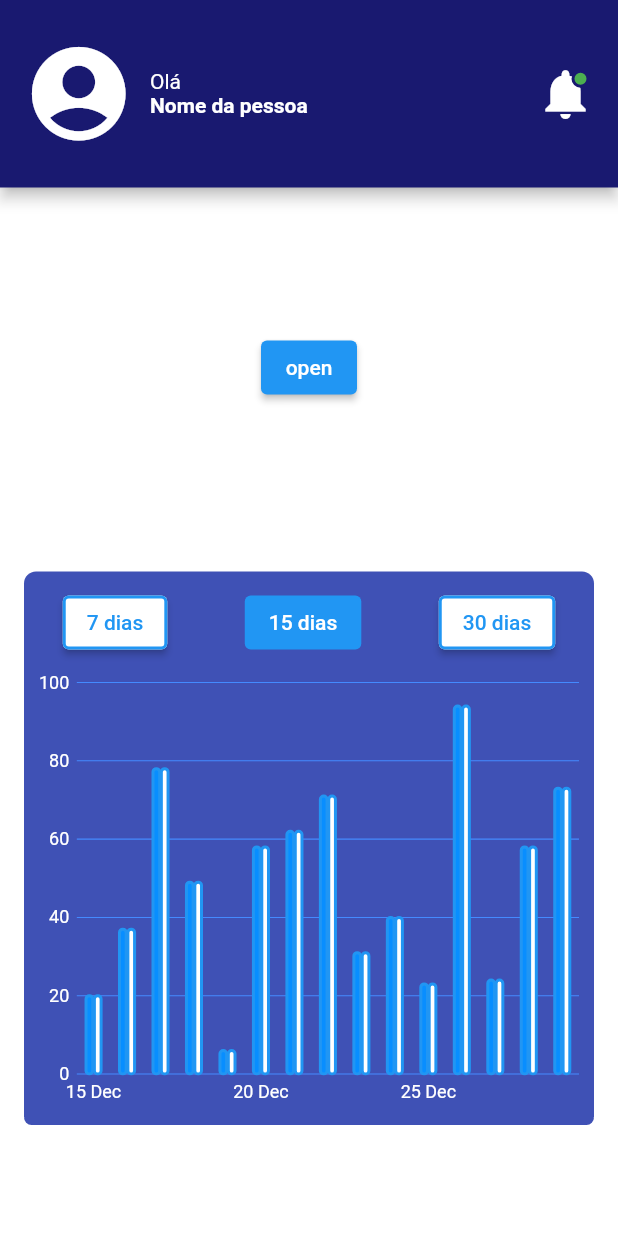
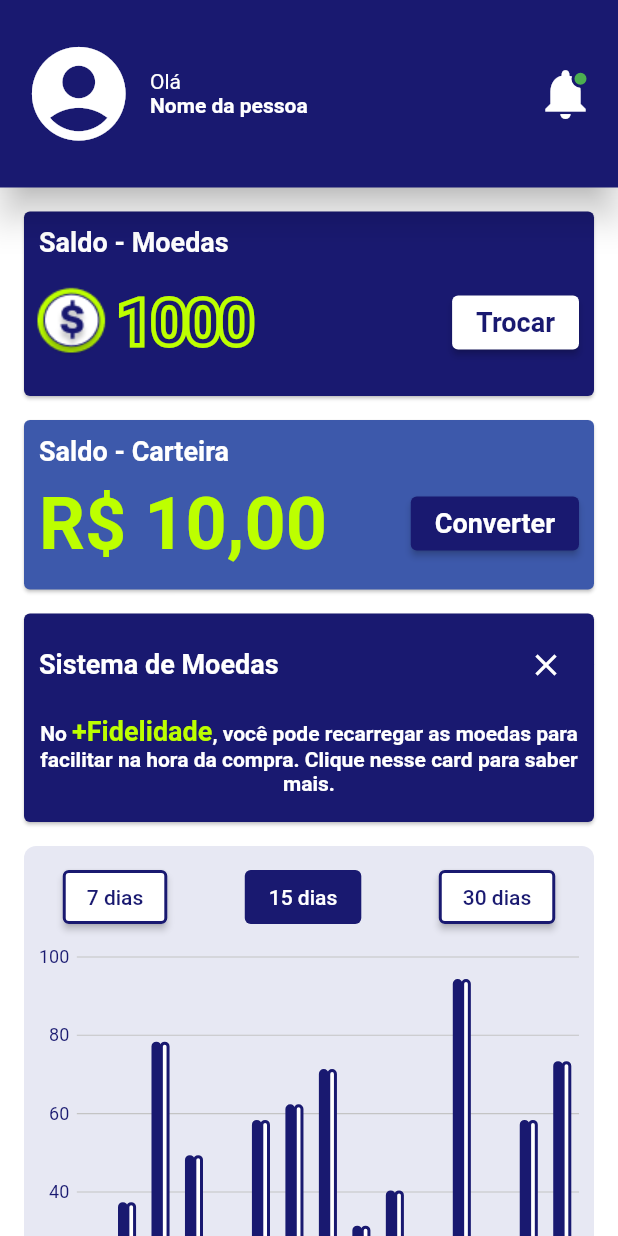
Before and after one commit to RibarrJR/fidelidade_android, a Flutter app: the HomePage screen opened directly, on a phone screen of 412 x 824 dp. Run offline on Flutter 3.47's test engine with Material 2 defaults, Android fonts, the phone set to English and light mode, and no system bars; our stand-ins replace circular_profile_avatar, email_validator, mask_text_input_formatter, sqflite, syncfusion_flutter_charts; missing offline and left inert: cpf_cnpj_validator; accounts and stored records are empty.

Commit message:
Implementação dos cards da home e atualização visual do grafico (#44)

```diff
--- a/lib/pages/Home/HomePage.dart
+++ b/lib/pages/Home/HomePage.dart
@@ -1,6 +1,11 @@
+import 'package:fidelidade_android/components/RoundedButton.dart';
+import 'package:fidelidade_android/constants.dart';
 import 'package:fidelidade_android/pages/Home/components/AppChart.dart';
 import 'package:fidelidade_android/pages/Home/components/CoinExchangeModal.dart';
 import 'package:fidelidade_android/pages/Home/components/HomeHeader.dart';
+import 'package:fidelidade_android/pages/Home/components/cards/BalanceCoinsCard.dart';
+import 'package:fidelidade_android/pages/Home/components/cards/BalanceMoneyCard.dart';
+import 'package:fidelidade_android/pages/Home/components/cards/InformationCard.dart';
 import 'package:flutter/material.dart';
 
 class HomePage extends StatelessWidget {
@@ -29,21 +34,24 @@ class HomePage extends StatelessWidget {
 
   @override
   Widget build(BuildContext context) {
+    final Size _size = MediaQuery.of(context).size;
     return Scaffold(
       appBar: const HomeHeader(name: 'Nome da pessoa', hasNotification: true),
-      body: Column(
-        children: <Widget>[
-          Center(
-            heightFactor: 5,
-            child: ElevatedButton(
-              child: const Text('open'),
-              onPressed: () {
-                _openCoinExchangeModalBottomSheet(context);
-              },
+      body: SingleChildScrollView(
+        child: Column(
+          children: <Widget>[
+            BalanceCoinsCard(
+              size: _size,
+              coinAmount: coinAmount,
+              openModal: _openCoinExchangeModalBottomSheet,
             ),
-          ),
-          const AppChart(),
-        ],
+            BalanceMoneyCard(size: _size),
+            InformationCard(
+              size: _size,
+            ),
+            const AppChart(),
+          ],
+        ),
       ),
     );
   }
--- a/lib/pages/Home/components/AppChart.dart
+++ b/lib/pages/Home/components/AppChart.dart
@@ -1,3 +1,4 @@
+import 'package:fidelidade_android/constants.dart';
 import 'package:flutter/material.dart';
 import 'package:syncfusion_flutter_charts/charts.dart';
 import 'dart:math';
@@ -105,7 +106,7 @@ class _AppChart extends State<AppChart> {
   Widget build(BuildContext context) {
     return Container(
       decoration: const BoxDecoration(
-        color: Colors.indigo,
+        color: disabledBg,
         borderRadius: BorderRadius.all(Radius.circular(8)),
       ),
       padding: const EdgeInsets.only(top: 10.0),
@@ -141,30 +142,30 @@ class _AppChart extends State<AppChart> {
             ),
           ),
           SfCartesianChart(
-            backgroundColor: Colors.indigo,
+            backgroundColor: disabledBg,
             enableSideBySideSeriesPlacement: true,
             plotAreaBorderWidth: 0,
             plotAreaBorderColor: Colors.transparent,
             primaryXAxis: CategoryAxis(
                 name: 'eixo x',
                 isVisible: true,
-                labelStyle: const TextStyle(color: Colors.white),
+                labelStyle: const TextStyle(color: primaryColor),
                 borderColor: Colors.transparent,
                 majorGridLines: const MajorGridLines(color: Colors.transparent),
                 majorTickLines: const MajorTickLines(size: 0),
                 axisLine: const AxisLine(color: Colors.transparent)),
             primaryYAxis: NumericAxis(
                 name: 'eixo y',
-                labelStyle: const TextStyle(color: Colors.white),
+                labelStyle: const TextStyle(color: primaryColor),
                 minimum: 0,
                 // interval: 10,
-                majorGridLines: const MajorGridLines(color: Colors.blueAccent),
+                majorGridLines: const MajorGridLines(color: gray),
                 majorTickLines: const MajorTickLines(size: 0),
                 axisLine: const AxisLine(color: Colors.transparent)),
             tooltipBehavior: _tooltip,
             series: [
               ColumnSeries(
-                  borderColor: Colors.blue,
+                  borderColor: primaryColor,
                   borderRadius: const BorderRadius.all(Radius.circular(4)),
                   borderWidth: 2,
                   dataSource: data,
@@ -172,12 +173,12 @@ class _AppChart extends State<AppChart> {
                   xValueMapper: (_ChartData data, _) => data.x,
                   yValueMapper: (_ChartData data, _) => data.y1,
                   name: "coins",
-                  color: const Color.fromRGBO(8, 142, 255, 1),
+                  color: primaryColor,
                   spacing: 0.2,
                   width: 0.5,
                   dataLabelSettings: const DataLabelSettings(isVisible: false)),
               ColumnSeries(
-                  borderColor: Colors.blue,
+                  borderColor: primaryColor,
                   borderRadius: const BorderRadius.all(Radius.circular(4)),
                   borderWidth: 2,
                   dataSource: data,
@@ -193,7 +194,7 @@ class _AppChart extends State<AppChart> {
           Container(
             height: 5,
             decoration: const BoxDecoration(
-              color: Colors.indigo,
+              color: disabledBg,
               borderRadius: BorderRadius.only(
                 bottomRight: Radius.circular(8.0),
                 bottomLeft: Radius.circular(8.0),
--- a/lib/pages/Home/components/AppChartButton.dart
+++ b/lib/pages/Home/components/AppChartButton.dart
@@ -1,3 +1,4 @@
+import 'package:fidelidade_android/constants.dart';
 import 'package:flutter/material.dart';
 
 class AppChartButton extends StatelessWidget {
@@ -10,10 +11,12 @@ class AppChartButton extends StatelessWidget {
     ButtonStyle(
       backgroundColor: MaterialStateProperty.all(Colors.white),
       side: MaterialStateProperty.all(const BorderSide(
-          width: 2, style: BorderStyle.solid, color: Colors.blue)),
+          width: 2, style: BorderStyle.solid, color: primaryColor)),
     ),
     ButtonStyle(
+      backgroundColor: MaterialStateProperty.all(primaryColor),
       shadowColor: MaterialStateProperty.all(Colors.transparent),
+      elevation: MaterialStateProperty.all(0),
     )
   ];
 
@@ -34,7 +37,7 @@ class AppChartButton extends StatelessWidget {
         },
         child: Text(
           label,
-          style: TextStyle(color: selected ? Colors.white : Colors.blue),
+          style: TextStyle(color: selected ? Colors.white : primaryColor),
         ));
   }
 }
--- a/lib/pages/Home/components/CoinExchangeModal.dart
+++ b/lib/pages/Home/components/CoinExchangeModal.dart
@@ -28,7 +28,7 @@ class _CoinExchangeModalState extends State<CoinExchangeModal> {
     return Wrap(
       children: <Widget>[
         CustomAppBar(
-          title: 'teste',
+          title: 'Trocar',
           isOnmodal: true,
         ),
         Column(
@@ -104,7 +104,6 @@ class _CoinExchangeModalState extends State<CoinExchangeModal> {
                 setState(() {
                   moneyAmount = 'R\$ $valueConverted';
                 });
-                print(moneyAmount);
               },
             ),
             Card(
--- a/lib/pages/Home/components/HomeHeader.dart
+++ b/lib/pages/Home/components/HomeHeader.dart
@@ -14,6 +14,7 @@ class HomeHeader extends StatelessWidget with PreferredSizeWidget {
   Widget build(BuildContext context) {
     return AppBar(
         automaticallyImplyLeading: false,
+        elevation: 10,
         backgroundColor: primaryColor,
         flexibleSpace: Padding(
           padding: const EdgeInsets.symmetric(horizontal: 15),
--- /dev/null
+++ b/lib/pages/Home/components/cards/BalanceCoinsCard.dart
@@ -0,0 +1,86 @@
+import 'package:fidelidade_android/constants.dart';
+import 'package:flutter/material.dart';
+
+class BalanceCoinsCard extends StatelessWidget {
+  final Size size;
+  final String coinAmount;
+  Function? openModal;
+  BalanceCoinsCard(
+      {Key? key, required this.size, required this.coinAmount, this.openModal})
+      : super(key: key);
+
+  @override
+  Widget build(BuildContext context) {
+    return Card(
+      margin: const EdgeInsets.fromLTRB(16, 16, 16, 0),
+      color: primaryColor,
+      child: Column(
+        children: [
+          Container(
+            width: size.width,
+            margin: const EdgeInsets.fromLTRB(10, 10, 0, 10),
+            child: const Text(
+              'Saldo - Moedas',
+              textAlign: TextAlign.start,
+              style: TextStyle(
+                  color: Colors.white,
+                  fontSize: 18,
+                  fontWeight: FontWeight.bold),
+            ),
+          ),
+          Container(
+            margin: const EdgeInsets.only(bottom: 16),
+            child: Row(
+              mainAxisAlignment: MainAxisAlignment.spaceBetween,
+              children: [
+                Row(
+                  children: [
+                    Padding(
+                      padding: const EdgeInsets.all(8.0),
+                      child: Image.asset('assets/images/coin.png'),
+                    ),
+                    Stack(
+                      children: <Widget>[
+                        Text(
+                          coinAmount,
+                          style: TextStyle(
+                            fontSize: 40,
+                            foreground: Paint()
+                              ..style = PaintingStyle.stroke
+                              ..strokeWidth = 6
+                              ..color = moneyColor,
+                          ),
+                        ),
+                        Text(
+                          coinAmount,
+                          style: const TextStyle(
+                            fontSize: 40,
+                            color: primaryColor,
+                          ),
+                        ),
+                      ],
+                    )
+                  ],
+                ),
+                Container(
+                    margin: const EdgeInsets.fromLTRB(0, 0, 10, 0),
+                    child: ElevatedButton(
+                        style: ButtonStyle(
+                            backgroundColor:
+                                MaterialStateProperty.all(Colors.white)),
+                        onPressed: () {
+                          openModal!(context);
+                        },
+                        child: const Text('Trocar',
+                            style: TextStyle(
+                                color: primaryColor,
+                                fontSize: 18,
+                                fontWeight: FontWeight.bold))))
+              ],
+            ),
+          )
+        ],
+      ),
+    );
+  }
+}
--- /dev/null
+++ b/lib/pages/Home/components/cards/BalanceMoneyCard.dart
@@ -0,0 +1,61 @@
+import 'package:fidelidade_android/constants.dart';
+import 'package:flutter/material.dart';
+
+class BalanceMoneyCard extends StatelessWidget {
+  final Size size;
+  Function? openModal;
+  BalanceMoneyCard({Key? key, required this.size}) : super(key: key);
+
+  @override
+  Widget build(BuildContext context) {
+    return Card(
+      margin: const EdgeInsets.fromLTRB(16, 16, 16, 0),
+      color: secondaryColor,
+      child: Column(
+        children: [
+          Container(
+            width: size.width,
+            margin: const EdgeInsets.fromLTRB(10, 10, 0, 10),
+            child: const Text(
+              'Saldo - Carteira',
+              textAlign: TextAlign.start,
+              style: TextStyle(
+                  color: Colors.white,
+                  fontSize: 18,
+                  fontWeight: FontWeight.bold),
+            ),
+          ),
+          Container(
+            margin: const EdgeInsets.only(bottom: 16),
+            child: Row(
+              mainAxisAlignment: MainAxisAlignment.spaceBetween,
+              children: [
+                Container(
+                    margin: const EdgeInsets.only(left: 10),
+                    child: const Text(
+                      'R\$ 10,00',
+                      style: TextStyle(
+                          color: moneyColor,
+                          fontSize: 48,
+                          fontWeight: FontWeight.bold),
+                    )),
+                Container(
+                    margin: const EdgeInsets.fromLTRB(0, 0, 10, 0),
+                    child: ElevatedButton(
+                        style: ButtonStyle(
+                            backgroundColor:
+                                MaterialStateProperty.all(primaryColor)),
+                        onPressed: () {
+                          openModal!(context);
+                        },
+                        child: const Text('Converter',
+                            style: TextStyle(
+                                fontSize: 18, fontWeight: FontWeight.bold))))
+              ],
+            ),
+          )
+        ],
+      ),
+    );
+  }
+}
--- /dev/null
+++ b/lib/pages/Home/components/cards/InformationCard.dart
@@ -0,0 +1,73 @@
+import 'package:fidelidade_android/constants.dart';
+import 'package:flutter/material.dart';
+
+class InformationCard extends StatelessWidget {
+  final Size size;
+  const InformationCard({Key? key, required this.size}) : super(key: key);
+
+  @override
+  Widget build(BuildContext context) {
+    return Card(
+      margin: const EdgeInsets.fromLTRB(16, 16, 16, 0),
+      color: primaryColor,
+      child: Column(
+        children: [
+          Container(
+            width: size.width,
+            margin: const EdgeInsets.fromLTRB(10, 10, 0, 10),
+            child: Row(
+              mainAxisAlignment: MainAxisAlignment.spaceBetween,
+              children: [
+                const Text(
+                  'Sistema de Moedas',
+                  textAlign: TextAlign.start,
+                  style: TextStyle(
+                      color: Colors.white,
+                      fontSize: 18,
+                      fontWeight: FontWeight.bold),
+                ),
+                TextButton(
+                    style: ButtonStyle(
+                        shape:
+                            MaterialStateProperty.all<RoundedRectangleBorder>(
+                                RoundedRectangleBorder(
+                          borderRadius: BorderRadius.circular(100),
+                        )),
+                        shadowColor:
+                            MaterialStateProperty.all(Colors.transparent),
+                        backgroundColor:
+                            MaterialStateProperty.all(primaryColor)),
+                    onPressed: () {},
+                    child: const Icon(
+                      Icons.close,
+                      color: Colors.white,
+                    ))
+              ],
+            ),
+          ),
+          Container(
+            margin: const EdgeInsets.only(bottom: 18),
+            child: RichText(
+              textAlign: TextAlign.center,
+              text: const TextSpan(
+                style: TextStyle(
+                  fontWeight: FontWeight.bold,
+                  fontSize: 14,
+                ),
+                children: <TextSpan>[
+                  TextSpan(text: 'No '),
+                  TextSpan(
+                      text: '+Fidelidade',
+                      style: TextStyle(color: moneyColor, fontSize: 18)),
+                  TextSpan(
+                      text:
+                          ', você pode recarregar as moedas para facilitar na hora da compra. Clique nesse card para saber mais.'),
+                ],
+              ),
+            ),
+          )
+        ],
+      ),
+    );
+  }
+}
```
Also changed, not shown: 2 other files.
